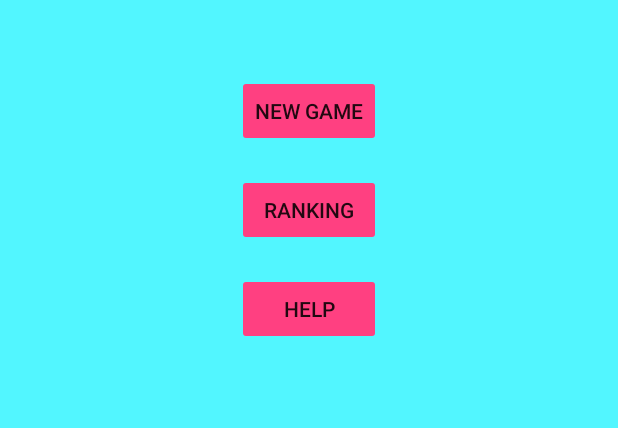
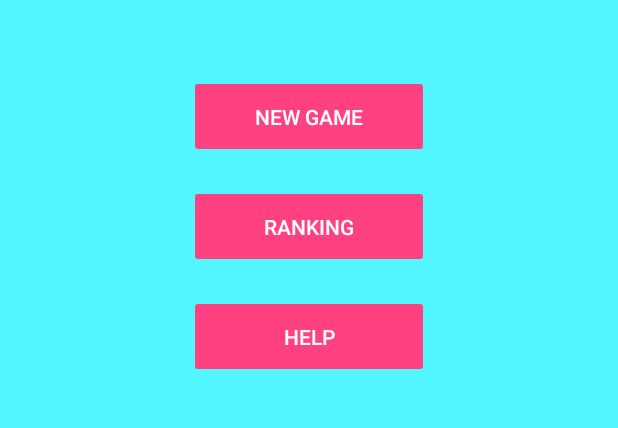
Before and after one commit to steindelek/first_steps_in_android, an Android app: the layout activity_start.xml on its own in the app's theme, with its tools: preview values and no code run, on a phone screen of 412 x 824 dp, the part 543-971 px from its top. Run offline under Robolectric (Android 15) with nearby library versions, the light colour scheme and no system bars.

Commit message:
some resouces

```diff
--- a/drag'n'drop/app/src/main/res/layout-v21/activity_start.xml
+++ b/drag'n'drop/app/src/main/res/layout-v21/activity_start.xml
@@ -16,9 +16,10 @@
     <Button
         android:id="@+id/button_start"
         style="@style/Widget.AppCompat.Button.Colored"
-        android:layout_width="wrap_content"
-        android:layout_height="wrap_content"
+        android:layout_width="160dp"
+        android:layout_height="55dp"
         android:layout_alignTop="@+id/centre"
+        android:textColor="#FFF"
         android:layout_centerHorizontal="true"
         android:backgroundTint="@color/colorAccent"
         android:onClick="game_start"
@@ -27,8 +28,9 @@
     <Button
         android:id="@+id/button_help"
         style="@style/Widget.AppCompat.Button.Colored"
-        android:layout_width="wrap_content"
-        android:layout_height="wrap_content"
+        android:layout_width="160dp"
+        android:layout_height="55dp"
+        android:textColor="#FFF"
         android:backgroundTint="@color/colorAccent"
         android:text="@string/help"
         android:layout_marginTop="18dp"
@@ -46,8 +48,9 @@
     <Button
         android:id="@+id/button_ranking"
         style="@style/Widget.AppCompat.Button.Colored"
-        android:layout_width="wrap_content"
-        android:layout_height="wrap_content"
+        android:layout_width="160dp"
+        android:layout_height="55dp"
+        android:textColor="#FFF"
         android:layout_alignEnd="@+id/button_start"
         android:layout_alignStart="@+id/button_start"
         android:layout_below="@+id/button_start"
--- a/drag'n'drop/app/src/main/res/layout/activity_start.xml
+++ b/drag'n'drop/app/src/main/res/layout/activity_start.xml
@@ -16,9 +16,10 @@
     <Button
         android:id="@+id/button_start"
         style="@style/Widget.AppCompat.Button.Colored"
-        android:layout_width="wrap_content"
-        android:layout_height="wrap_content"
+        android:layout_width="160dp"
+        android:layout_height="55dp"
         android:layout_alignTop="@+id/centre"
+        android:textColor="#FFF"
         android:layout_centerHorizontal="true"
         android:backgroundTint="@color/colorAccent"
         android:onClick="game_start"
@@ -27,11 +28,12 @@
     <Button
         android:id="@+id/button_help"
         style="@style/Widget.AppCompat.Button.Colored"
-        android:layout_width="wrap_content"
-        android:layout_height="wrap_content"
+        android:layout_width="160dp"
+        android:layout_height="55dp"
         android:backgroundTint="@color/colorAccent"
         android:text="@string/help"
         android:layout_marginTop="18dp"
+        android:textColor="#FFF"
         android:layout_below="@+id/button_ranking"
         android:layout_alignEnd="@+id/button_start"
         android:layout_alignStart="@+id/button_start" />
@@ -46,11 +48,12 @@
     <Button
         android:id="@+id/button_ranking"
         style="@style/Widget.AppCompat.Button.Colored"
-        android:layout_width="wrap_content"
-        android:layout_height="wrap_content"
+        android:layout_width="160dp"
+        android:layout_height="55dp"
         android:layout_alignEnd="@+id/button_start"
         android:layout_alignStart="@+id/button_start"
         android:layout_below="@+id/button_start"
+        android:textColor="#FFF"
         android:layout_marginTop="18dp"
         android:onClick="goto_ranking"
         android:text="@string/ranking" />
--- a/drag'n'drop/app/src/main/res/layout/game_fragment.xml
+++ b/drag'n'drop/app/src/main/res/layout/game_fragment.xml
@@ -1,6 +1,7 @@
 <?xml version="1.0" encoding="utf-8"?>
 <RelativeLayout xmlns:android="http://schemas.android.com/apk/res/android"
     xmlns:app="http://schemas.android.com/apk/res-auto"
+    xmlns:tools="http://schemas.android.com/tools"
     android:layout_width="match_parent" android:layout_height="match_parent">
 
     <SurfaceView
@@ -202,6 +203,7 @@
         android:layout_alignParentBottom="true"
         ads:adSize="BANNER"
         ads:adUnitId="ca-app-pub-3940256099942544/6300978111">
+        //ads:adUnitId="ca-app-pub-8532606852973121/6601263698">
     </com.google.android.gms.ads.AdView>
 
 </RelativeLayout>
--- a/drag'n'drop/app/src/main/res/values/strings.xml
+++ b/drag'n'drop/app/src/main/res/values/strings.xml
@@ -1,5 +1,5 @@
 <resources>
-    <string name="app_name">drag\'n\'drop</string>
+    <string name="app_name">fit\'em all</string>
     <string name="success">GREAT!</string>
     <string name="fail">WRONG!</string>
     <string name="start">NEW GAME</string>
@@ -23,5 +23,5 @@
     <string name="is_it_ok_to_erase">You are about to erase all Your data.\nAre You sure?</string>
     <string name="delete">Yes! Delete all</string>
     <string name="keep">No! Keep the data</string>
-    <string name="emptyname">Player Name can\'t be empty and needs to contain, at least one letter</string>
+    <string name="emptyname">Player Name needs to be one word only and can\'t be an email address</string>
 </resources>
```
Also changed, not shown: drag'n'drop/app/src/main/res/layout/ranking_layout.xml (+17 -16 lines), drag'n'drop/app/src/main/res/drawable/ranking.png, drag'n'drop/app/src/main/res/mipmap-hdpi/ic_launcher.png, drag'n'drop/app/src/main/res/mipmap-mdpi/ic_launcher.png, drag'n'drop/app/src/main/res/mipmap-xhdpi/ic_launcher.png, drag'n'drop/app/src/main/res/mipmap-xxhdpi/ic_launcher.png, drag'n'drop/app/src/main/res/mipmap-xxxhdpi/ic_launcher.png.
